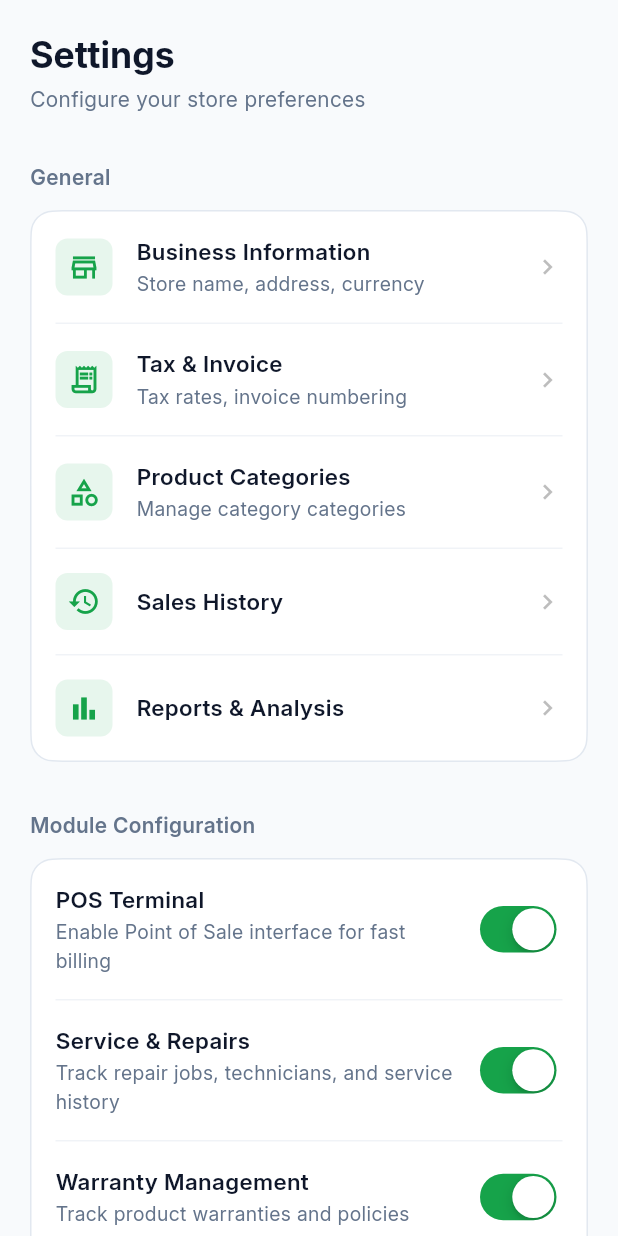
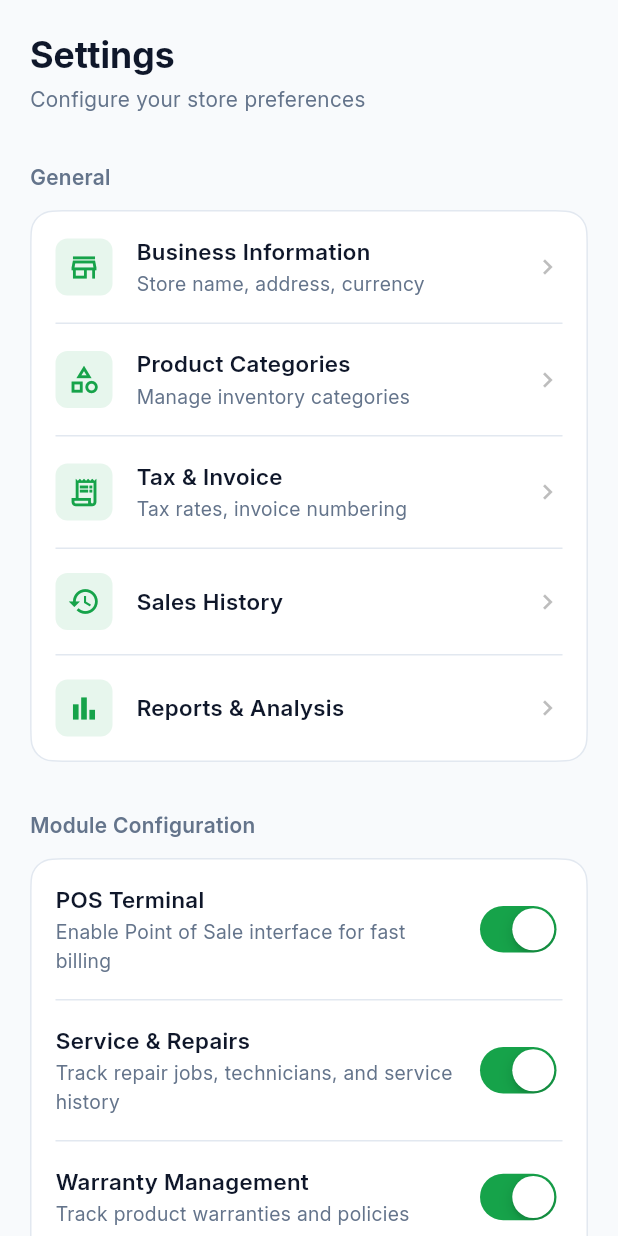
Before and after one commit to muhd-fahad/shelfo, a Flutter app: the SettingsScreen screen opened by its route, on a phone screen of 412 x 824 dp. Run offline on Flutter 3.47's test engine with Material 3 defaults, Android fonts, the phone set to English and light mode, and no system bars; our stand-ins replace flutter_svg, hive_ce, hive_ce_flutter; accounts and stored records are empty; statements that could not run were skipped.

Commit message:
common widgets refactored

```diff
--- a/lib/screens/settings_screen.dart
+++ b/lib/screens/settings_screen.dart
@@ -1,14 +1,11 @@
-import 'package:flutter/cupertino.dart';
 import 'package:flutter/material.dart';
 import 'package:shelfo/routes/app_routes.dart';
-import 'package:shelfo/utils/theme/theme.dart';
 import 'package:shelfo/utils/theme/theme_constants.dart';
-
-import '../widgets/divider_widget.dart';
-import '../widgets/section_header_widget.dart';
-import '../widgets/settings/settings_switch_tile_widget.dart';
-import '../widgets/settings/settings_card_widget.dart';
-import '../widgets/settings/settings_list_tile_widget.dart';
+import 'package:shelfo/widgets/sfo_common/sfo_card.dart';
+import 'package:shelfo/widgets/sfo_common/sfo_divider.dart';
+import 'package:shelfo/widgets/sfo_common/sfo_section_header.dart';
+import 'package:shelfo/widgets/sfo_common/sfo_switch_tile.dart';
+import 'package:shelfo/widgets/sfo_common/sfo_tile.dart';
 
 class SettingsScreen extends StatelessWidget {
   const SettingsScreen({super.key});
@@ -41,117 +38,105 @@ class SettingsScreen extends StatelessWidget {
               ),
               const SizedBox(height: 32),
 
-              sectionHeaderWidget("General", isDark),
+              const SFOSectionHeader(title: "General"),
               const SizedBox(height: 12),
-              settingsCardWidget([
-                settingsListTile(
+              SFOCard(children: [
+                SFOTile(
                   icon: Icons.store_outlined,
                   title: "Business Information",
                   subtitle: "Store name, address, currency",
-                  isDark: isDark,
                   onTap: () {
                     Navigator.pushNamed(context, AppRoutes.businessDetails);
                   },
                 ),
-                dividerWidget(isDark),
-                settingsListTile(
-                  icon: Icons.receipt_long_outlined,
-                  title: "Tax & Invoice",
-                  subtitle: "Tax rates, invoice numbering",
-                  isDark: isDark,
-                  onTap: () {},
-                ),
-                dividerWidget(isDark),
-                settingsListTile(
+                const SFODivider(),
+                SFOTile(
                   icon: Icons.category_outlined,
                   title: "Product Categories",
-                  subtitle: "Manage category categories",
-                  isDark: isDark,
+                  subtitle: "Manage inventory categories",
                   onTap: () {
                     Navigator.pushNamed(context, AppRoutes.categoriesSettings);
                   },
                 ),
-                dividerWidget(isDark),
-                settingsListTile(
+                const SFODivider(),
+                SFOTile(
+                  icon: Icons.receipt_long_outlined,
+                  title: "Tax & Invoice",
+                  subtitle: "Tax rates, invoice numbering",
+                  onTap: () {},
+                ),
+                const SFODivider(),
+                SFOTile(
                   icon: Icons.history_outlined,
                   title: "Sales History",
-                  isDark: isDark,
                   onTap: () {},
                 ),
-                dividerWidget(isDark),
-                settingsListTile(
+                const SFODivider(),
+                SFOTile(
                   icon: Icons.bar_chart_outlined,
                   title: "Reports & Analysis",
-                  isDark: isDark,
                   onTap: () {},
                 ),
-              ], isDark),
+              ]),
 
               const SizedBox(height: 32),
-              sectionHeaderWidget("Module Configuration", isDark),
+              const SFOSectionHeader(title: "Module Configuration"),
               const SizedBox(height: 12),
-              settingsCardWidget([
-                settingsSwitchTile(
+              SFOCard(children: [
+                SFOSwitchTile(
                   title: "POS Terminal",
                   subtitle: "Enable Point of Sale interface for fast billing",
                   value: true,
-                  isDark: isDark,
                   onChanged: (v) {},
                 ),
-                dividerWidget(isDark),
-                settingsSwitchTile(
+                const SFODivider(),
+                SFOSwitchTile(
                   title: "Service & Repairs",
                   subtitle: "Track repair jobs, technicians, and service history",
                   value: true,
-                  isDark: isDark,
                   onChanged: (v) {},
                 ),
-                dividerWidget(isDark),
-                settingsSwitchTile(
+                const SFODivider(),
+                SFOSwitchTile(
                   title: "Warranty Management",
                   subtitle: "Track product warranties and policies",
                   value: true,
-                  isDark: isDark,
                   onChanged: (v) {},
                 ),
-                dividerWidget(isDark),
-                settingsSwitchTile(
+                const SFODivider(),
+                SFOSwitchTile(
                   title: "Loyalty Program",
                   subtitle: "Enable customer points and rewards",
                   value: true,
-                  isDark: isDark,
                   onChanged: (v) {},
                 ),
-                dividerWidget(isDark),
-                settingsSwitchTile(
+                const SFODivider(),
+                SFOSwitchTile(
                   title: "Multi-Warehouse",
                   subtitle: "Manage stock across multiple locations",
                   value: false,
-                  isDark: isDark,
                   onChanged: (v) {},
                 ),
-              ], isDark),
+              ]),
 
               const SizedBox(height: 32),
-              sectionHeaderWidget("System", isDark),
+              const SFOSectionHeader(title: "System"),
               const SizedBox(height: 12),
-              settingsCardWidget([
-                settingsListTile(
+              SFOCard(children: [
+                SFOTile(
                   icon: Icons.storage_outlined,
                   title: "Backup & Restore",
                   subtitle: "Export data, import backups",
-                  isDark: isDark,
                   onTap: () {},
                 ),
-                dividerWidget(isDark),
-                settingsListTile(
+                const SFODivider(),
+                SFOTile(
                   icon: Icons.settings_suggest_outlined,
                   title: "App Preferences",
                   subtitle: "Theme, language, sounds",
-                  isDark: isDark,
                   onTap: () {},
                 ),
-              ], isDark),
+              ]),
               const SizedBox(height: 40),
             ],
           ),
--- a/lib/widgets/divider_widget.dart
+++ /dev/null
@@ -1,12 +0,0 @@
-import 'package:flutter/material.dart';
-
-import '../utils/theme/theme_constants.dart';
-
-Widget dividerWidget(bool isDark) {
-  return Divider(
-    height: 1,
-    indent: 16,
-    endIndent: 16,
-    color: isDark ? AppColors.darkBorder : AppColors.border.withOpacity(0.5),
-  );
-}
--- a/lib/widgets/section_header_widget.dart
+++ /dev/null
@@ -1,14 +0,0 @@
-import 'package:flutter/material.dart';
-
-import '../utils/theme/theme_constants.dart';
-
-Widget sectionHeaderWidget(String title, bool isDark) {
-  return Text(
-    title,
-    style: TextStyle(
-      fontSize: 14,
-      fontWeight: FontWeight.w600,
-      color: isDark ? AppColors.darkTextSecondary : AppColors.textSecondary,
-    ),
-  );
-}
--- a/lib/widgets/settings/settings_card_widget.dart
+++ /dev/null
@@ -1,21 +0,0 @@
-import 'package:flutter/material.dart';
-
-import '../../utils/theme/theme_constants.dart';
-
-Widget settingsCardWidget(List<Widget> children, bool isDark) {
-  return Container(
-    decoration: ShapeDecoration(
-      color: isDark ? AppColors.darkSurface : Colors.white,
-      shape: RoundedSuperellipseBorder(
-        borderRadius: AppRadius.lg,
-        side: BorderSide(
-          color: isDark ? AppColors.darkBorder : AppColors.border,
-          width: 1,
-        ),
-      ),
-    ),
-    child: Column(
-      children: children,
-    ),
-  );
-}
--- a/lib/widgets/settings/settings_list_tile_widget.dart
+++ /dev/null
@@ -1,63 +0,0 @@
-import 'package:flutter/material.dart';
-
-import '../../utils/theme/theme_constants.dart';
-
-Widget settingsListTile({
-  required IconData icon,
-  required String title,
-  String? subtitle,
-  required bool isDark,
-  required VoidCallback onTap,
-}) {
-  return GestureDetector(
-    onTap: onTap,
-    child: Padding(
-      padding: const EdgeInsets.symmetric(horizontal: 16.0, vertical: 16.0),
-      child: Row(
-        children: [
-          Container(
-            padding: const EdgeInsets.all(8),
-            decoration: ShapeDecoration(
-              color: AppColors.primary.withOpacity(0.1),
-              shape: RoundedSuperellipseBorder(
-                borderRadius: AppRadius.sm,
-              ),
-            ),
-            child: Icon(icon, color: AppColors.primary, size: 22),
-          ),
-          const SizedBox(width: 16),
-          Expanded(
-            child: Column(
-              crossAxisAlignment: CrossAxisAlignment.start,
-              children: [
-                Text(
-                  title,
-                  style: TextStyle(
-                    fontSize: 15,
-                    fontWeight: FontWeight.w600,
-                    color: isDark ? AppColors.darkTextPrimary : AppColors.textPrimary,
-                  ),
-                ),
-                if (subtitle != null) ...[
-                  const SizedBox(height: 2),
-                  Text(
-                    subtitle,
-                    style: TextStyle(
-                      fontSize: 13,
-                      color: isDark ? AppColors.darkTextSecondary : AppColors.textSecondary,
-                    ),
-                  ),
-                ],
-              ],
-            ),
-          ),
-          Icon(
-            Icons.chevron_right,
-            color: isDark ? Colors.grey[600] : Colors.grey[400],
-            size: 20,
-          ),
-        ],
-      ),
-    ),
-  );
-}
--- a/lib/widgets/settings/settings_switch_tile_widget.dart
+++ /dev/null
@@ -1,49 +0,0 @@
-import 'package:flutter/cupertino.dart';
-import '../../utils/theme/theme_constants.dart';
-
-
-
-Widget settingsSwitchTile({
-  required String title,
-  required String subtitle,
-  required bool value,
-  required bool isDark,
-  required ValueChanged<bool> onChanged,
-}) {
-  return Padding(
-    padding: const EdgeInsets.symmetric(horizontal: 16.0, vertical: 16.0),
-    child: Row(
-      children: [
-        Expanded(
-          child: Column(
-            crossAxisAlignment: CrossAxisAlignment.start,
-            children: [
-              Text(
-                title,
-                style: TextStyle(
-                  fontSize: 15,
-                  fontWeight: FontWeight.w600,
-                  color: isDark ? AppColors.darkTextPrimary : AppColors.textPrimary,
-                ),
-              ),
-              const SizedBox(height: 2),
-              Text(
-                subtitle,
-                style: TextStyle(
-                  fontSize: 13,
-                  color: isDark ? AppColors.darkTextSecondary : AppColors.textSecondary,
-                ),
-              ),
-            ],
-          ),
-        ),
-        const SizedBox(width: 8),
-        CupertinoSwitch(
-          value: value,
-          activeColor: AppColors.primary,
-          onChanged: onChanged,
-        ),
-      ],
-    ),
-  );
-}
```
Also changed, not shown: lib/screens/onboard/business_info_screen.dart (+21 -53 lines), lib/screens/onboard/invoice_settings_screen.dart (+16 -39 lines), lib/screens/onboard/tax_config_screen.dart (+14 -32 lines), lib/screens/settings/edit_category_screen.dart (+5 -5 lines), lib/widgets/business/business_details_card.dart (+17 -55 lines), lib/widgets/input_widget.dart (deleted, +0 -48 lines).
